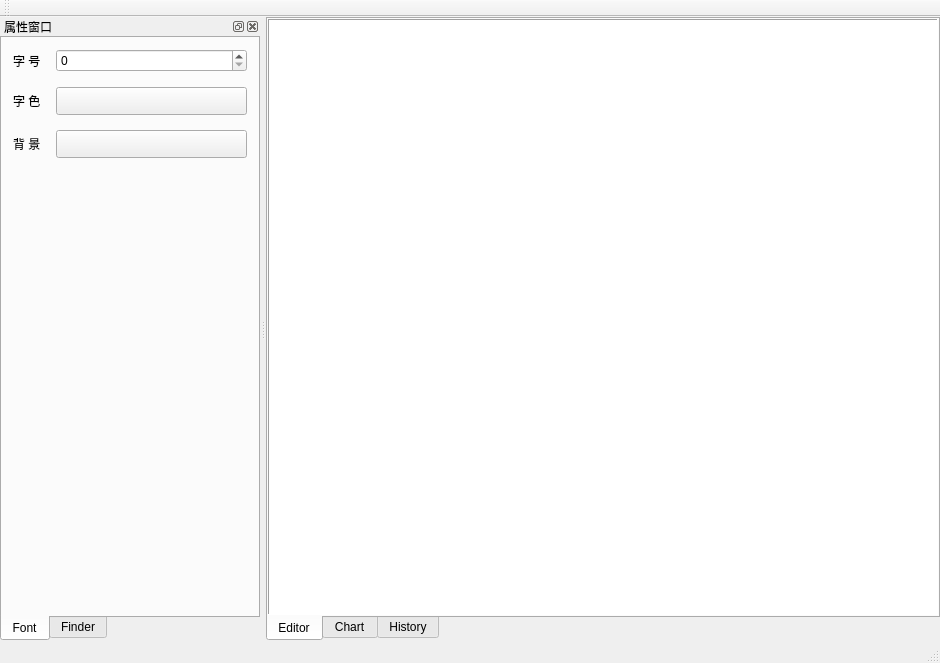
This is mainwindow.ui in vcboy1/mytest as Qt 5 draws it before an edit. The edited form follows.
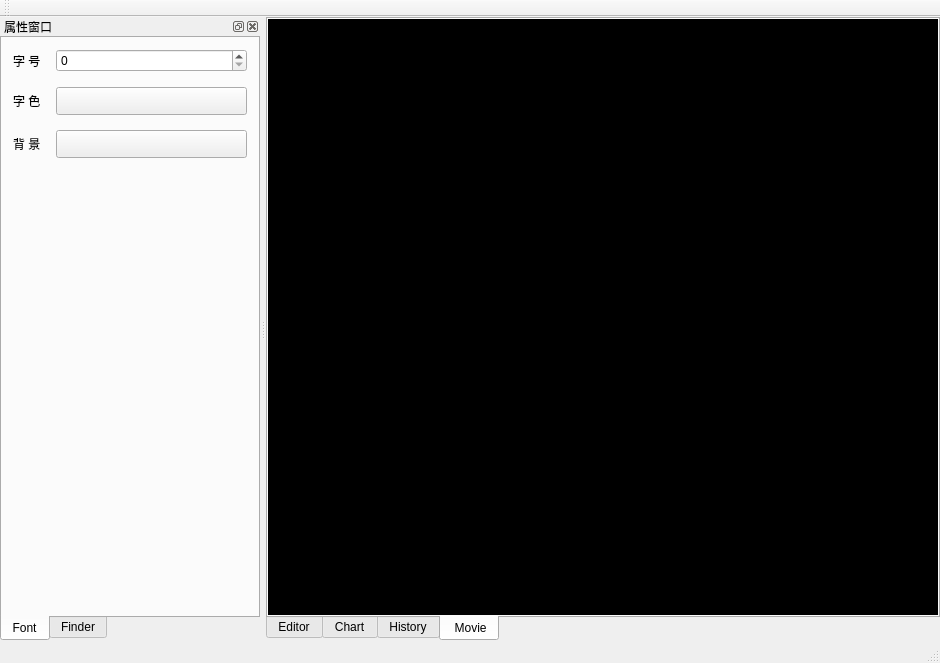
This is the edited form. Custom widgets are drawn as their Qt base class.

What changed in the file:
```diff
--- a/mainwindow.ui
+++ b/mainwindow.ui
@@ -36,7 +36,7 @@
        <enum>QTabWidget::South</enum>
       </property>
       <property name="currentIndex">
-       <number>0</number>
+       <number>3</number>
       </property>
       <widget class="QWidget" name="tabEditor">
        <attribute name="title">
@@ -118,6 +118,35 @@
         </item>
        </layout>
       </widget>
+      <widget class="QWidget" name="tabMovie">
+       <attribute name="title">
+        <string> Movie</string>
+       </attribute>
+       <layout class="QHBoxLayout" name="horizontalLayout_6">
+        <property name="leftMargin">
+         <number>0</number>
+        </property>
+        <property name="topMargin">
+         <number>0</number>
+        </property>
+        <property name="rightMargin">
+         <number>0</number>
+        </property>
+        <property name="bottomMargin">
+         <number>0</number>
+        </property>
+        <item>
+         <widget class="QLabel" name="labelPlayer">
+          <property name="styleSheet">
+           <string notr="true">background-color:black</string>
+          </property>
+          <property name="text">
+           <string/>
+          </property>
+         </widget>
+        </item>
+       </layout>
+      </widget>
      </widget>
     </item>
    </layout>
```
